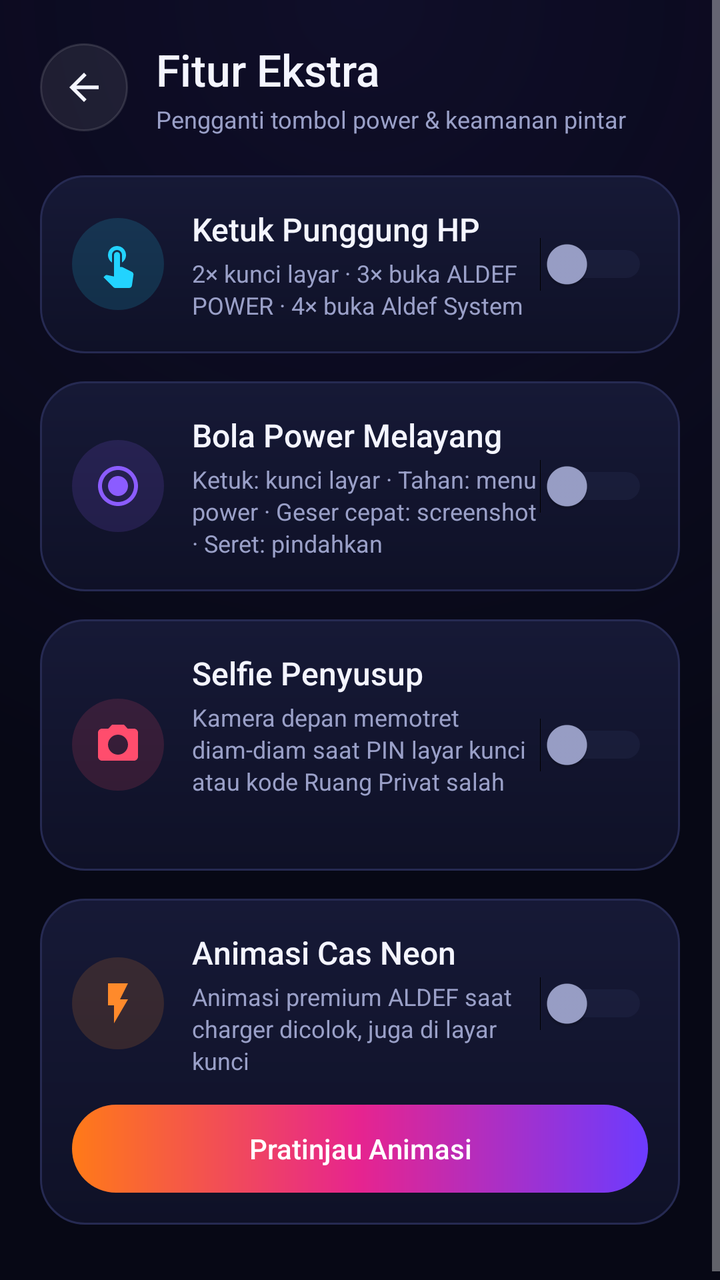
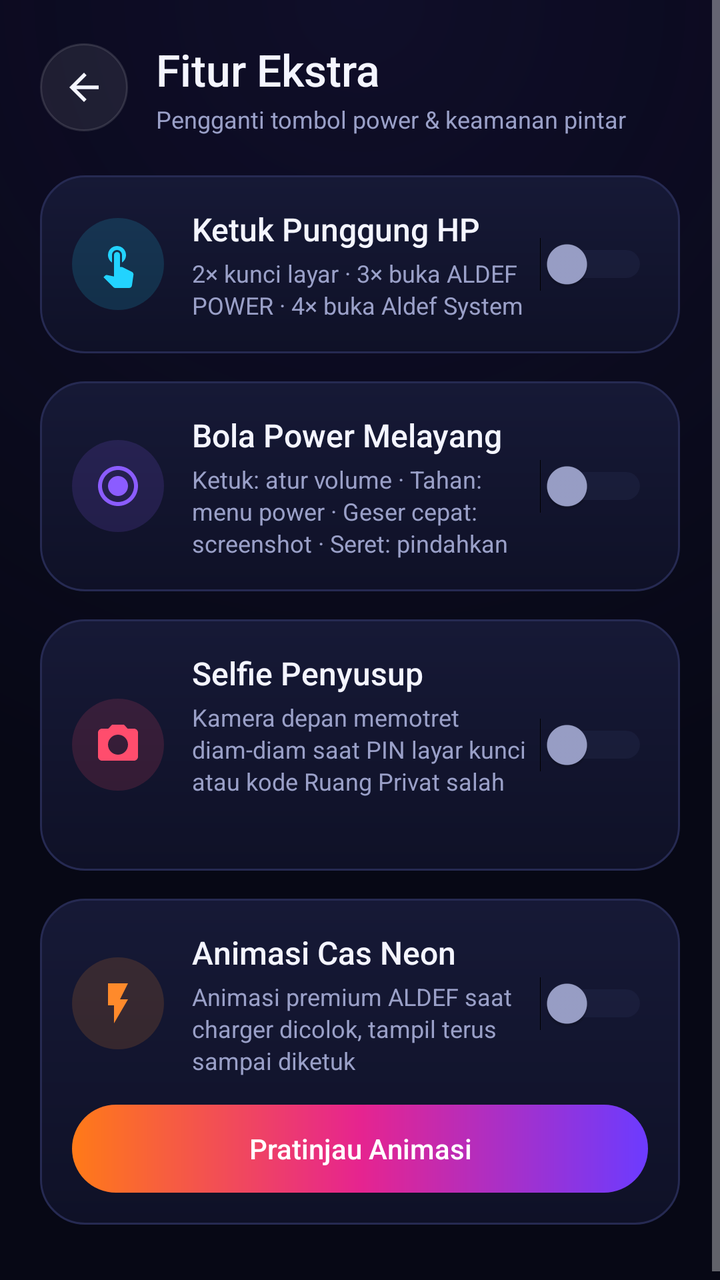

Compare the two renders of this Android layout. The source of the first and the diff that turns it into the second are given below.
<!-- AndroidManifest.xml: activity theme Theme.AldefPower.Main -->
<!-- res/layout/activity_features.xml -->
<?xml version="1.0" encoding="utf-8"?>
<ScrollView xmlns:android="http://schemas.android.com/apk/res/android"
    android:layout_width="match_parent"
    android:layout_height="match_parent"
    android:background="@drawable/bg_screen"
    android:fillViewport="true"
    android:overScrollMode="never">

    <LinearLayout
        android:layout_width="match_parent"
        android:layout_height="wrap_content"
        android:orientation="vertical"
        android:paddingStart="20dp"
        android:paddingTop="20dp"
        android:paddingEnd="20dp"
        android:paddingBottom="32dp">

        
        <LinearLayout
            android:layout_width="match_parent"
            android:layout_height="wrap_content"
            android:gravity="center_vertical"
            android:orientation="horizontal">

            <ImageView
                android:id="@+id/btnBack"
                android:layout_width="44dp"
                android:layout_height="44dp"
                android:background="@drawable/bg_round_btn"
                android:contentDescription="Kembali"
                android:padding="11dp"
                android:src="@drawable/ic_back"
                android:tint="@color/text_primary" />

            <LinearLayout
                android:layout_width="0dp"
                android:layout_height="wrap_content"
                android:layout_marginStart="14dp"
                android:layout_weight="1"
                android:orientation="vertical">

                <TextView
                    android:layout_width="wrap_content"
                    android:layout_height="wrap_content"
                    android:fontFamily="sans-serif-medium"
                    android:text="Fitur Ekstra"
                    android:textColor="@color/text_primary"
                    android:textSize="22sp" />

                <TextView
                    android:layout_width="wrap_content"
                    android:layout_height="wrap_content"
                    android:layout_marginTop="2dp"
                    android:text="Pengganti tombol power &amp; keamanan pintar"
                    android:textColor="@color/text_secondary"
                    android:textSize="12sp" />
            </LinearLayout>
        </LinearLayout>

        
        <LinearLayout
            android:id="@+id/accWarning"
            android:layout_width="match_parent"
            android:layout_height="wrap_content"
            android:layout_marginTop="20dp"
            android:background="@drawable/bg_warning"
            android:gravity="center_vertical"
            android:orientation="horizontal"
            android:padding="14dp"
            android:visibility="gone">

            <ImageView
                android:layout_width="22dp"
                android:layout_height="22dp"
                android:importantForAccessibility="no"
                android:src="@drawable/ic_warning"
                android:tint="@color/danger" />

            <TextView
                android:layout_width="0dp"
                android:layout_height="wrap_content"
                android:layout_marginStart="12dp"
                android:layout_weight="1"
                android:text="Aktifkan Aksesibilitas ALDEF POWER agar fitur ini berjalan. Ketuk di sini."
                android:textColor="#FFC2CD"
                android:textSize="13sp" />
        </LinearLayout>

        
        <LinearLayout
            android:layout_width="match_parent"
            android:layout_height="wrap_content"
            android:layout_marginTop="20dp"
            android:background="@drawable/bg_card"
            android:orientation="vertical"
            android:padding="16dp">

            <LinearLayout
                android:layout_width="match_parent"
                android:layout_height="wrap_content"
                android:gravity="center_vertical"
                android:orientation="horizontal">

                <FrameLayout
                    android:layout_width="46dp"
                    android:layout_height="46dp"
                    android:background="@drawable/bg_icon_circle"
                    android:backgroundTint="#2622D3FF">

                    <ImageView
                        android:layout_width="24dp"
                        android:layout_height="24dp"
                        android:layout_gravity="center"
                        android:importantForAccessibility="no"
                        android:src="@drawable/ic_tap"
                        android:tint="@color/accent_cyan" />
                </FrameLayout>

                <LinearLayout
                    android:layout_width="0dp"
                    android:layout_height="wrap_content"
                    android:layout_marginStart="14dp"
                    android:layout_weight="1"
                    android:orientation="vertical">

                    <TextView
                        android:layout_width="wrap_content"
                        android:layout_height="wrap_content"
                        android:fontFamily="sans-serif-medium"
                        android:text="Ketuk Punggung HP"
                        android:textColor="@color/text_primary"
                        android:textSize="16sp" />

                    <TextView
                        android:layout_width="wrap_content"
                        android:layout_height="wrap_content"
                        android:layout_marginTop="3dp"
                        android:lineSpacingExtra="2dp"
                        android:text="2× kunci layar · 3× buka ALDEF POWER · 4× buka Aldef System"
                        android:textColor="@color/text_secondary"
                        android:textSize="12sp" />
                </LinearLayout>

                <Switch
                    android:id="@+id/swTap"
                    android:layout_width="wrap_content"
                    android:layout_height="wrap_content"
                    android:thumbTint="@color/switch_thumb"
                    android:trackTint="@color/switch_track" />
            </LinearLayout>

            <LinearLayout
                android:id="@+id/tapOptions"
                android:layout_width="match_parent"
                android:layout_height="wrap_content"
                android:layout_marginTop="16dp"
                android:orientation="vertical"
                android:visibility="gone">

                <TextView
                    android:layout_width="wrap_content"
                    android:layout_height="wrap_content"
                    android:fontFamily="sans-serif-medium"
                    android:letterSpacing="0.15"
                    android:text="SENSITIVITAS"
                    android:textColor="@color/text_muted"
                    android:textSize="11sp" />

                <LinearLayout
                    android:layout_width="match_parent"
                    android:layout_height="wrap_content"
                    android:layout_marginTop="8dp"
                    android:orientation="horizontal">

                    <TextView
                        android:id="@+id/chipLow"
                        android:layout_width="0dp"
                        android:layout_height="36dp"
                        android:layout_marginEnd="8dp"
                        android:layout_weight="1"
                        android:fontFamily="sans-serif-medium"
                        android:gravity="center"
                        android:text="Rendah"
                        android:textSize="13sp" />

                    <TextView
                        android:id="@+id/chipMed"
                        android:layout_width="0dp"
                        android:layout_height="36dp"
                        android:layout_marginEnd="8dp"
                        android:layout_weight="1"
                        android:fontFamily="sans-serif-medium"
                        android:gravity="center"
                        android:text="Sedang"
                        android:textSize="13sp" />

                    <TextView
                        android:id="@+id/chipHigh"
                        android:layout_width="0dp"
                        android:layout_height="36dp"
                        android:layout_weight="1"
                        android:fontFamily="sans-serif-medium"
                        android:gravity="center"
                        android:text="Tinggi"
                        android:textSize="13sp" />
                </LinearLayout>

                <TextView
                    android:id="@+id/tvTapTest"
                    android:layout_width="match_parent"
                    android:layout_height="64dp"
                    android:layout_marginTop="12dp"
                    android:background="@drawable/bg_tap_test"
                    android:fontFamily="sans-serif-medium"
                    android:gravity="center"
                    android:text="Coba ketuk punggung HP…"
                    android:textColor="@color/accent_light"
                    android:textSize="16sp" />

                <TextView
                    android:layout_width="wrap_content"
                    android:layout_height="wrap_content"
                    android:layout_marginTop="8dp"
                    android:text="Selama layar ini terbuka, ketukan hanya diuji (tidak menjalankan aksi)."
                    android:textColor="@color/text_muted"
                    android:textSize="11sp" />
            </LinearLayout>
        </LinearLayout>

        
        <LinearLayout
            android:layout_width="match_parent"
            android:layout_height="wrap_content"
            android:layout_marginTop="14dp"
            android:background="@drawable/bg_card"
            android:gravity="center_vertical"
            android:orientation="horizontal"
            android:padding="16dp">

            <FrameLayout
                android:layout_width="46dp"
                android:layout_height="46dp"
                android:background="@drawable/bg_icon_circle"
                android:backgroundTint="#268B5CFF">

                <ImageView
                    android:layout_width="24dp"
                    android:layout_height="24dp"
                    android:layout_gravity="center"
                    android:importantForAccessibility="no"
                    android:src="@drawable/ic_bubble"
                    android:tint="@color/accent_violet" />
            </FrameLayout>

            <LinearLayout
                android:layout_width="0dp"
                android:layout_height="wrap_content"
                android:layout_marginStart="14dp"
                android:layout_weight="1"
                android:orientation="vertical">

                <TextView
                    android:layout_width="wrap_content"
                    android:layout_height="wrap_content"
                    android:fontFamily="sans-serif-medium"
                    android:text="Bola Power Melayang"
                    android:textColor="@color/text_primary"
                    android:textSize="16sp" />

                <TextView
                    android:layout_width="wrap_content"
                    android:layout_height="wrap_content"
                    android:layout_marginTop="3dp"
                    android:lineSpacingExtra="2dp"
                    android:text="Ketuk: kunci layar · Tahan: menu power · Geser cepat: screenshot · Seret: pindahkan"
                    android:textColor="@color/text_secondary"
                    android:textSize="12sp" />
            </LinearLayout>

            <Switch
                android:id="@+id/swBall"
                android:layout_width="wrap_content"
                android:layout_height="wrap_content"
                android:thumbTint="@color/switch_thumb"
                android:trackTint="@color/switch_track" />
        </LinearLayout>

        
        <LinearLayout
            android:layout_width="match_parent"
            android:layout_height="wrap_content"
            android:layout_marginTop="14dp"
            android:background="@drawable/bg_card"
            android:gravity="center_vertical"
            android:orientation="horizontal"
            android:padding="16dp">

            <FrameLayout
                android:layout_width="46dp"
                android:layout_height="46dp"
                android:background="@drawable/bg_icon_circle"
                android:backgroundTint="#26FF4D6D">

                <ImageView
                    android:layout_width="24dp"
                    android:layout_height="24dp"
                    android:layout_gravity="center"
                    android:importantForAccessibility="no"
                    android:src="@drawable/ic_camera"
                    android:tint="@color/danger" />
            </FrameLayout>

            <LinearLayout
                android:layout_width="0dp"
                android:layout_height="wrap_content"
                android:layout_marginStart="14dp"
                android:layout_weight="1"
                android:orientation="vertical">

                <TextView
                    android:layout_width="wrap_content"
                    android:layout_height="wrap_content"
                    android:fontFamily="sans-serif-medium"
                    android:text="Selfie Penyusup"
                    android:textColor="@color/text_primary"
                    android:textSize="16sp" />

                <TextView
                    android:layout_width="wrap_content"
                    android:layout_height="wrap_content"
                    android:layout_marginTop="3dp"
                    android:lineSpacingExtra="2dp"
                    android:text="Kamera depan memotret diam-diam saat PIN layar kunci atau kode Ruang Privat salah"
                    android:textColor="@color/text_secondary"
                    android:textSize="12sp" />

                <TextView
                    android:id="@+id/tvIntruderStatus"
                    android:layout_width="wrap_content"
                    android:layout_height="wrap_content"
                    android:layout_marginTop="6dp"
                    android:textColor="@color/accent_light"
                    android:textSize="11sp" />
            </LinearLayout>

            <Switch
                android:id="@+id/swIntruder"
                android:layout_width="wrap_content"
                android:layout_height="wrap_content"
                android:thumbTint="@color/switch_thumb"
                android:trackTint="@color/switch_track" />
        </LinearLayout>

        
        <LinearLayout
            android:layout_width="match_parent"
            android:layout_height="wrap_content"
            android:layout_marginTop="14dp"
            android:background="@drawable/bg_card"
            android:orientation="vertical"
            android:padding="16dp">

            <LinearLayout
                android:layout_width="match_parent"
                android:layout_height="wrap_content"
                android:gravity="center_vertical"
                android:orientation="horizontal">

                <FrameLayout
                    android:layout_width="46dp"
                    android:layout_height="46dp"
                    android:background="@drawable/bg_icon_circle"
                    android:backgroundTint="#26FF8A2B">

                    <ImageView
                        android:layout_width="24dp"
                        android:layout_height="24dp"
                        android:layout_gravity="center"
                        android:importantForAccessibility="no"
                        android:src="@drawable/ic_bolt"
                        android:tint="@color/accent_orange" />
                </FrameLayout>

                <LinearLayout
                    android:layout_width="0dp"
                    android:layout_height="wrap_content"
                    android:layout_marginStart="14dp"
                    android:layout_weight="1"
                    android:orientation="vertical">

                    <TextView
                        android:layout_width="wrap_content"
                        android:layout_height="wrap_content"
                        android:fontFamily="sans-serif-medium"
                        android:text="Animasi Cas Neon"
                        android:textColor="@color/text_primary"
                        android:textSize="16sp" />

                    <TextView
                        android:layout_width="wrap_content"
                        android:layout_height="wrap_content"
                        android:layout_marginTop="3dp"
                        android:lineSpacingExtra="2dp"
                        android:text="Animasi premium ALDEF saat charger dicolok, juga di layar kunci"
                        android:textColor="@color/text_secondary"
                        android:textSize="12sp" />
                </LinearLayout>

                <Switch
                    android:id="@+id/swCharging"
                    android:layout_width="wrap_content"
                    android:layout_height="wrap_content"
                    android:thumbTint="@color/switch_thumb"
                    android:trackTint="@color/switch_track" />
            </LinearLayout>

            <TextView
                android:id="@+id/btnPreviewCharging"
                android:layout_width="match_parent"
                android:layout_height="44dp"
                android:layout_marginTop="14dp"
                android:background="@drawable/bg_btn_pill"
                android:fontFamily="sans-serif-medium"
                android:gravity="center"
                android:text="Pratinjau Animasi"
                android:textColor="#FFFFFF"
                android:textSize="14sp" />
        </LinearLayout>
    </LinearLayout>
</ScrollView>
<!-- resources referenced by this layout -->
<resources>
  <color name="accent_cyan">#22D3FF</color>
  <color name="accent_light">#B79CFF</color>
  <color name="accent_orange">#FF8A2B</color>
  <color name="accent_violet">#8B5CFF</color>
  <color name="danger">#FF4D6D</color>
  <color name="text_muted">#5C6290</color>
  <color name="text_primary">#F4F5FF</color>
  <color name="text_secondary">#9AA0C8</color>
  <!-- drawable bg_card (drawable) -->
  <?xml version="1.0" encoding="utf-8"?>
  <shape xmlns:android="http://schemas.android.com/apk/res/android">
      <corners android:radius="22dp" />
      <gradient
          android:angle="270"
          android:endColor="@color/card_end"
          android:startColor="@color/card_start" />
      <stroke
          android:width="1dp"
          android:color="@color/card_stroke" />
  </shape>
  <!-- drawable bg_icon_circle (drawable) -->
  <?xml version="1.0" encoding="utf-8"?>
  <shape xmlns:android="http://schemas.android.com/apk/res/android"
      android:shape="oval">
      <solid android:color="#FFFFFFFF" />
  </shape>
  <!-- drawable bg_round_btn (drawable) -->
  <?xml version="1.0" encoding="utf-8"?>
  <ripple xmlns:android="http://schemas.android.com/apk/res/android"
      android:color="#33FFFFFF">
      <item>
          <shape android:shape="oval">
              <solid android:color="#14FFFFFF" />
              <stroke
                  android:width="1dp"
                  android:color="#1FFFFFFF" />
          </shape>
      </item>
  </ripple>
  <!-- drawable bg_tap_test (drawable) -->
  <?xml version="1.0" encoding="utf-8"?>
  <shape xmlns:android="http://schemas.android.com/apk/res/android">
      <corners android:radius="16dp" />
      <solid android:color="#0F8B5CFF" />
      <stroke
          android:width="1dp"
          android:color="#408B5CFF"
          android:dashWidth="6dp"
          android:dashGap="4dp" />
  </shape>
  <!-- drawable bg_warning (drawable) -->
  <?xml version="1.0" encoding="utf-8"?>
  <shape xmlns:android="http://schemas.android.com/apk/res/android">
      <corners android:radius="18dp" />
      <solid android:color="#1AFF4D6D" />
      <stroke
          android:width="1dp"
          android:color="#40FF4D6D" />
  </shape>
  <!-- drawable ic_back (drawable) -->
  <vector xmlns:android="http://schemas.android.com/apk/res/android"
      android:width="24dp"
      android:height="24dp"
      android:viewportWidth="24"
      android:viewportHeight="24">
      <path
          android:fillColor="#FFFFFF"
          android:pathData="M20,11H7.83l5.59,-5.59L12,4l-8,8 8,8 1.41,-1.41L7.83,13H20v-2z" />
  </vector>
  <!-- drawable ic_bolt (drawable) -->
  <vector xmlns:android="http://schemas.android.com/apk/res/android"
      android:width="24dp"
      android:height="24dp"
      android:viewportWidth="24"
      android:viewportHeight="24">
      <path
          android:fillColor="#FFFFFF"
          android:pathData="M7,2v11h3v9l7,-12h-4l4,-8z" />
  </vector>
  <!-- drawable ic_warning (drawable) -->
  <vector xmlns:android="http://schemas.android.com/apk/res/android"
      android:width="24dp"
      android:height="24dp"
      android:viewportWidth="24"
      android:viewportHeight="24">
      <path
          android:fillColor="#FFFFFF"
          android:pathData="M1,21h22L12,2 1,21zM13,18h-2v-2h2v2zM13,14h-2v-4h2v4z" />
  </vector>
  <style name="Theme.AldefPower.Main" parent="@android:style/Theme.Material.NoActionBar">
          <item name="android:windowBackground">@color/bg</item>
          <item name="android:statusBarColor">@color/bg</item>
          <item name="android:navigationBarColor">@color/bg</item>
          <item name="android:colorAccent">@color/accent_violet</item>
      </style>
  <color name="card_end">#0F1127</color>
  <color name="card_start">#161936</color>
  <color name="card_stroke">#262A52</color>
  <color name="bg">#070815</color>
  <!-- unchanged entries left out for length: 5 -->
</resources>

<!-- the commit's change to res/layout/activity_features.xml (unified diff, before → after) -->
@@ -272,7 +272,7 @@
                     android:layout_height="wrap_content"
                     android:layout_marginTop="3dp"
                     android:lineSpacingExtra="2dp"
-                    android:text="Ketuk: kunci layar · Tahan: menu power · Geser cepat: screenshot · Seret: pindahkan"
+                    android:text="Ketuk: atur volume · Tahan: menu power · Geser cepat: screenshot · Seret: pindahkan"
                     android:textColor="@color/text_secondary"
                     android:textSize="12sp" />
             </LinearLayout>
@@ -401,7 +401,7 @@
                         android:layout_height="wrap_content"
                         android:layout_marginTop="3dp"
                         android:lineSpacingExtra="2dp"
-                        android:text="Animasi premium ALDEF saat charger dicolok, juga di layar kunci"
+                        android:text="Animasi premium ALDEF saat charger dicolok, tampil terus sampai diketuk"
                         android:textColor="@color/text_secondary"
                         android:textSize="12sp" />
                 </LinearLayout>
